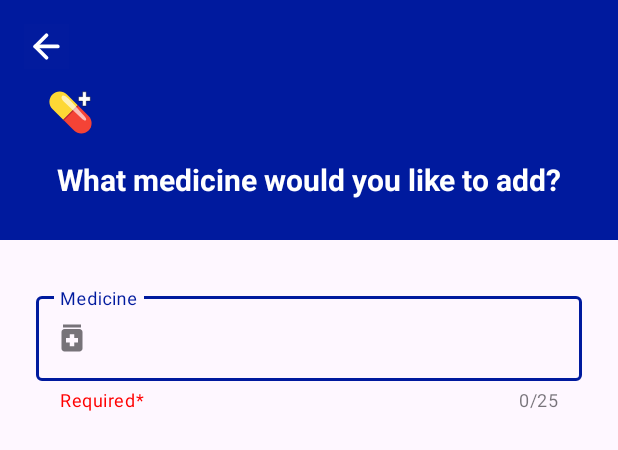
After one commit to vs-machado/PillReminder, an Android app: the layout fragment_add_medicines.xml on its own in the app's theme, with its tools: preview values and no code run, on a phone screen of 412 x 824 dp. The commit adds this screen. Shown: the top 450 px of the screen. Run offline under Robolectric (Android 15) with nearby library versions, the phone set to English and light mode, and no system bars.

Commit message:
Medicine register first fragment created, navigation toolbar created

```diff
--- a/app/src/main/AndroidManifest.xml
+++ b/app/src/main/AndroidManifest.xml
@@ -14,7 +14,8 @@
         tools:targetApi="31">
         <activity
             android:name=".activity.MainActivity"
-            android:exported="true">
+            android:exported="true"
+            android:windowSoftInputMode="adjustResize">
             <intent-filter>
                 <action android:name="android.intent.action.MAIN" />
 
--- /dev/null
+++ b/app/src/main/res/drawable/arrow_left_white.xml
@@ -0,0 +1,12 @@
+<vector android:height="24dp" android:viewportHeight="48"
+    android:viewportWidth="48" android:width="24dp" xmlns:android="http://schemas.android.com/apk/res/android">
+    <path android:fillAlpha="0.01" android:fillColor="#ffffff" android:pathData="M0,0h48v48h-48z"/>
+    <path android:fillColor="#00000000"
+        android:pathData="M12,23.992L36,23.992"
+        android:strokeColor="#ffffff" android:strokeLineCap="round"
+        android:strokeLineJoin="round" android:strokeWidth="4"/>
+    <path android:fillColor="#00000000"
+        android:pathData="M24,36L12,24L24,12"
+        android:strokeColor="#ffffff" android:strokeLineCap="round"
+        android:strokeLineJoin="round" android:strokeWidth="4"/>
+</vector>
--- /dev/null
+++ b/app/src/main/res/drawable/arrow_right_white.xml
@@ -0,0 +1,24 @@
+<vector xmlns:android="http://schemas.android.com/apk/res/android"
+    android:width="800dp"
+    android:height="800dp"
+    android:viewportWidth="48"
+    android:viewportHeight="48">
+  <path
+      android:pathData="M0,0h48v48h-48z"
+      android:fillColor="#ffffff"
+      android:fillAlpha="0.01"/>
+  <path
+      android:pathData="M36,24.008H12"
+      android:strokeLineJoin="round"
+      android:strokeWidth="4"
+      android:fillColor="#00000000"
+      android:strokeColor="#ffffff"
+      android:strokeLineCap="round"/>
+  <path
+      android:pathData="M24,12L36,24L24,36"
+      android:strokeLineJoin="round"
+      android:strokeWidth="4"
+      android:fillColor="#00000000"
+      android:strokeColor="#ffffff"
+      android:strokeLineCap="round"/>
+</vector>
--- /dev/null
+++ b/app/src/main/res/drawable/baseline_medication_24.xml
@@ -0,0 +1,6 @@
+<vector android:height="24dp" android:tint="#A6A6A6"
+    android:viewportHeight="24" android:viewportWidth="24"
+    android:width="24dp" xmlns:android="http://schemas.android.com/apk/res/android">
+    <path android:fillColor="@android:color/white" android:pathData="M6,3h12v2h-12z"/>
+    <path android:fillColor="@android:color/white" android:pathData="M17,6H7C5.9,6 5,6.9 5,8v11c0,1.1 0.9,2 2,2h10c1.1,0 2,-0.9 2,-2V8C19,6.9 18.1,6 17,6zM16,15h-2.5v2.5h-3V15H8v-3h2.5V9.5h3V12H16V15z"/>
+</vector>
--- /dev/null
+++ b/app/src/main/res/drawable/pill_add_colored.xml
@@ -0,0 +1,11 @@
+<vector android:height="24dp" android:viewportHeight="128"
+    android:viewportWidth="128" android:width="24dp" xmlns:android="http://schemas.android.com/apk/res/android">
+    <path android:fillColor="#f44336" android:pathData="M74.06,115.46c11.38,11.38 30.01,11.38 41.4,0c11.38,-11.38 11.38,-30.01 0,-41.4L84.7,43.3L43.3,84.7l30.76,30.76z"/>
+    <path android:fillColor="#fdd835" android:pathData="M84.7,43.3L53.94,12.54c-11.38,-11.38 -30.01,-11.38 -41.4,0c-11.38,11.38 -11.38,30.01 0,41.4L43.3,84.7l41.4,-41.4z"/>
+    <path android:fillColor="#c62828" android:pathData="M86.82,45.42l-41.4,41.4l-2.12,-2.12l41.4,-41.4z"/>
+    <path android:fillAlpha="0.65" android:fillColor="#ffffff"
+        android:pathData="M69.43,36.25C81.59,49.5 103.65,74.5 103.65,74.5c2.86,2.61 6.79,9.34 4.22,11.66c-2.74,2.48 -9.12,-2.75 -11.98,-5.36L49.22,36.89c-2.85,-2.61 -12.39,-11.06 -10.53,-17.01c3.51,-11.23 17.2,1.61 30.74,16.37z" android:strokeAlpha="0.65"/>
+    <path android:fillColor="#FFFFFF" android:fillType="nonZero"
+        android:pathData="M98.44,5.11H108.74V19.01H120.19V31.51H108.74V45.41H98.44V31.51H86.99V19.01H98.44Z"
+        android:strokeColor="#000000" android:strokeWidth="1"/>
+</vector>
--- a/app/src/main/res/layout/adapter_list_medicines.xml
+++ b/app/src/main/res/layout/adapter_list_medicines.xml
@@ -42,7 +42,7 @@
                 app:layout_constraintStart_toStartOf="parent"
                 app:layout_constraintTop_toTopOf="parent"
                 app:layout_constraintVertical_bias="0.0"
-                app:srcCompat="@drawable/pill" />
+                app:srcCompat="@drawable/pill_black_and_white" />
 
             <TextView
                 android:id="@+id/tvStrength"
--- /dev/null
+++ b/app/src/main/res/layout/fragment_add_medicines.xml
@@ -0,0 +1,82 @@
+<?xml version="1.0" encoding="utf-8"?>
+<androidx.constraintlayout.widget.ConstraintLayout xmlns:android="http://schemas.android.com/apk/res/android"
+    xmlns:app="http://schemas.android.com/apk/res-auto"
+    xmlns:tools="http://schemas.android.com/tools"
+    android:id="@+id/clAddMedicines"
+    android:layout_width="match_parent"
+    android:layout_height="match_parent"
+    android:fitsSystemWindows="true"
+    tools:context=".fragments.AddMedicinesFragment">
+
+    <include
+        android:id="@+id/navigation_toolbar"
+        layout="@layout/navigation_toolbar"
+        tools:layout_editor_absoluteX="0dp"
+        tools:layout_editor_absoluteY="0dp"></include>
+
+    <ImageView
+        android:id="@+id/imageView"
+        android:layout_width="30dp"
+        android:layout_height="30dp"
+        android:layout_marginStart="32dp"
+        android:layout_marginTop="60dp"
+        android:src="@drawable/pill_add_colored"
+        app:layout_constraintStart_toStartOf="parent"
+        app:layout_constraintTop_toTopOf="parent" />
+
+    <TextView
+        android:id="@+id/tvInsertMedicationName"
+        android:layout_width="wrap_content"
+        android:layout_height="wrap_content"
+        android:layout_marginTop="16dp"
+        android:text="What medicine would you like to add?"
+        android:textColor="@color/white"
+        android:textSize="20sp"
+        android:textStyle="bold"
+        app:layout_constraintEnd_toEndOf="parent"
+        app:layout_constraintStart_toStartOf="parent"
+        app:layout_constraintTop_toBottomOf="@+id/imageView" />
+
+    <com.google.android.material.textfield.TextInputLayout
+        android:id="@+id/tilMedicineName"
+        style="@style/Widget.MaterialComponents.TextInputLayout.OutlinedBox"
+        android:layout_width="0dp"
+        android:layout_height="wrap_content"
+        android:layout_marginStart="24dp"
+        android:layout_marginTop="32dp"
+        android:layout_marginEnd="24dp"
+        app:helperText="Required*"
+        app:helperTextTextColor="@color/red"
+        app:counterEnabled="true"
+        app:counterMaxLength="25"
+        app:endIconMode="clear_text"
+        app:layout_constraintEnd_toEndOf="parent"
+        app:layout_constraintStart_toStartOf="parent"
+        app:layout_constraintTop_toBottomOf="@+id/navigation_toolbar"
+        app:startIconDrawable="@drawable/baseline_medication_24">
+
+        <com.google.android.material.textfield.TextInputEditText
+            android:id="@+id/tietMedicineName"
+            android:maxLength="25"
+            android:layout_width="match_parent"
+            android:layout_height="wrap_content"
+            android:hint="Medicine"
+            android:singleLine="true"/>
+    </com.google.android.material.textfield.TextInputLayout>
+
+    <com.google.android.material.floatingactionbutton.FloatingActionButton
+        android:id="@+id/fabNext"
+        android:layout_width="wrap_content"
+        android:layout_height="wrap_content"
+        android:layout_marginEnd="16dp"
+        android:layout_marginBottom="16dp"
+        android:visibility="invisible"
+        app:backgroundTint="@color/fab"
+        app:layout_constraintBottom_toBottomOf="parent"
+        app:layout_constraintEnd_toEndOf="parent"
+        app:shapeAppearanceOverlay="@style/FabShapeStyle"
+        app:srcCompat="@drawable/arrow_right_white"
+        app:tint="@color/white">
+
+    </com.google.android.material.floatingactionbutton.FloatingActionButton>
+</androidx.constraintlayout.widget.ConstraintLayout>
--- a/app/src/main/res/layout/fragment_home.xml
+++ b/app/src/main/res/layout/fragment_home.xml
@@ -2,14 +2,14 @@
 <androidx.constraintlayout.widget.ConstraintLayout xmlns:android="http://schemas.android.com/apk/res/android"
     xmlns:app="http://schemas.android.com/apk/res-auto"
     xmlns:tools="http://schemas.android.com/tools"
-    android:id="@+id/ConstraintLayout"
+    android:id="@+id/clHome"
     android:layout_width="match_parent"
     android:layout_height="match_parent"
     tools:context=".fragments.HomeFragment">
 
     <include
         android:id="@+id/toolbar"
-        layout="@layout/toolbar" />
+        layout="@layout/main_toolbar" />
 
     <androidx.recyclerview.widget.RecyclerView
         android:id="@+id/rvMedicinesList"
@@ -32,6 +32,7 @@
         app:layout_constraintEnd_toEndOf="parent"
         app:srcCompat="@drawable/baseline_add_24"
         app:backgroundTint="@color/fab"
+        app:tint="@color/white"
         app:shapeAppearanceOverlay="@style/FabShapeStyle"/>
 
 </androidx.constraintlayout.widget.ConstraintLayout>
--- /dev/null
+++ b/app/src/main/res/layout/navigation_toolbar.xml
@@ -0,0 +1,20 @@
+<?xml version="1.0" encoding="utf-8"?>
+<androidx.constraintlayout.widget.ConstraintLayout xmlns:android="http://schemas.android.com/apk/res/android"
+    xmlns:tools="http://schemas.android.com/tools"
+    android:layout_width="match_parent"
+    android:layout_height="160dp"
+    xmlns:app="http://schemas.android.com/apk/res-auto"
+    android:background="@color/colorPrimary"
+    >
+
+    <ImageView
+        android:id="@+id/imageView2"
+        android:layout_width="30dp"
+        android:layout_height="30dp"
+        android:layout_marginStart="16dp"
+        android:layout_marginTop="16dp"
+        app:layout_constraintStart_toStartOf="parent"
+        app:layout_constraintTop_toTopOf="parent"
+        app:srcCompat="@drawable/arrow_left_white" />
+
+</androidx.constraintlayout.widget.ConstraintLayout>
--- a/app/src/main/res/layout/toolbar.xml
+++ /dev/null
@@ -1,6 +0,0 @@
-<?xml version="1.0" encoding="utf-8"?>
-<androidx.appcompat.widget.Toolbar xmlns:android="http://schemas.android.com/apk/res/android"
-    android:layout_width="match_parent"
-    android:layout_height="50dp"
-    android:background="@color/colorPrimary"
-    android:elevation="4dp"></androidx.appcompat.widget.Toolbar>
--- a/app/src/main/res/values/colors.xml
+++ b/app/src/main/res/values/colors.xml
@@ -4,4 +4,5 @@
     <color name="white">#FFFFFFFF</color>
     <color name="colorPrimary">#001A9E</color>
     <color name="fab">#1D8CED</color>
+    <color name="red">#FF0000</color>
 </resources>
```
Also changed, not shown: app/src/main/java/com/phoenix/pillreminder/fragments/AddMedicinesFragment.kt (added, +52 -0 lines), app/src/main/java/com/phoenix/pillreminder/fragments/TestFragment.kt (deleted, +0 -59 lines), app/src/main/res/layout/fragment_test.xml (deleted, +0 -14 lines), app/src/main/res/layout/main_toolbar.xml (added, +8 -0 lines), app/src/main/res/navigation/nav_graph.xml (+6 -1 lines), app/src/main/res/drawable/pill_black_and_white.xml (renamed from app/src/main/res/drawable/pill.xml).
